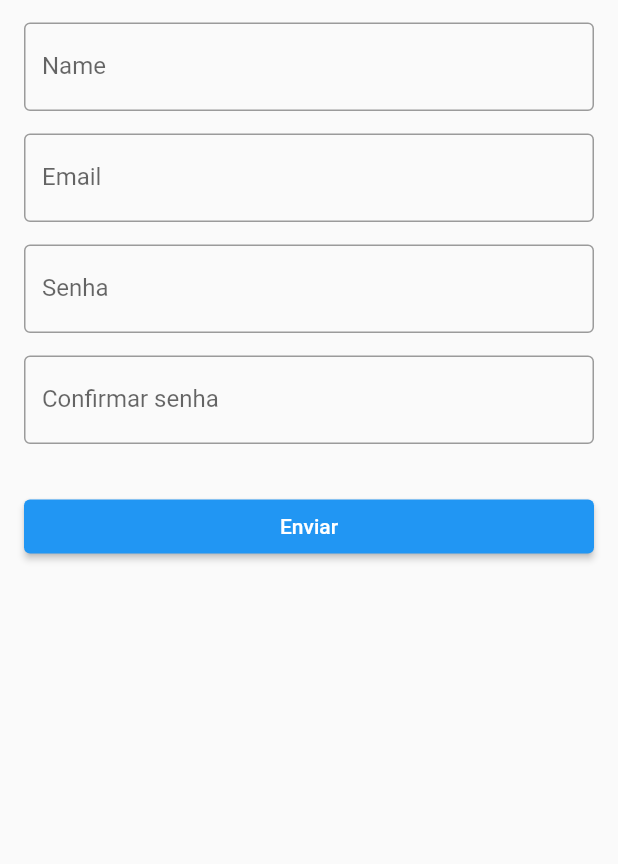
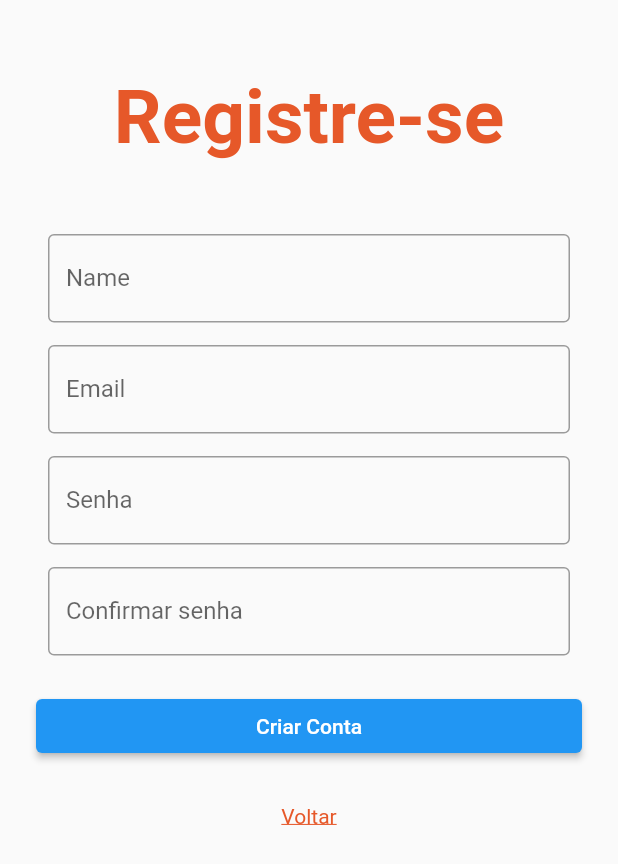
Before and after one commit to lucasbarretoluz/AppGerenciamentoFinanceiro, a Flutter app: the Singup screen opened directly, on a phone screen of 412 x 824 dp. Shown: the top 864 px of the screen. Run offline on Flutter 3.47's test engine with Material 2 defaults, Android fonts, the phone set to English and light mode, and no system bars; our stand-ins replace cloud_firestore, firebase_auth, firebase_core, table_calendar; missing offline and left inert: flutter_barcode_scanner; accounts and stored records are empty; Roboto replaces fonts that are missing (Trueno).

Commit message:
Foi finalizada a parte funcional tela login singup

```diff
--- a/flutter_application/lib/main.dart
+++ b/flutter_application/lib/main.dart
@@ -1,8 +1,6 @@
 import 'package:firebase_core/firebase_core.dart';
 import 'package:flutter_application/src/pages/loginPage.dart';
 import 'package:flutter/material.dart';
-import 'package:flutter_application/src/pages/qrcodePage.dart';
-import 'package:flutter_application/src/pages/singupPage.dart';
 import 'package:intl/date_symbol_data_local.dart';
 import 'src/themes/theme.dart';
 
@@ -30,8 +28,7 @@ class MyApp extends StatelessWidget {
             theme: AppTheme.lightTheme.copyWith(),
             debugShowCheckedModeBanner: false,
 
-            home: Singup(),
-            //oginPage(),
+            home: loginPage(),
             // routes: Routes.getRoute(),
             // initialRoute: '/',
           );
--- a/flutter_application/lib/src/config/route.dart
+++ b/flutter_application/lib/src/config/route.dart
@@ -2,6 +2,7 @@ import 'package:flutter/material.dart';
 import 'package:flutter_application/src/pages/homePage.dart';
 import 'package:flutter_application/src/pages/mainPage.dart';
 import 'package:flutter_application/src/pages/qrcodePage.dart';
+import 'package:flutter_application/src/pages/singupPage.dart';
 import 'package:flutter_application/src/widgets/calendar.dart';
 
 class Routes {
@@ -13,6 +14,7 @@ class Routes {
       '/home': (_) => MyHomePage(title: ''),
       '/calendar': (_) => TableEventsExample(),
       '/qr': (_) => QRCodePage(),
+      '/registrer': (_) => Singup(),
     };
   }
 }
--- a/flutter_application/lib/src/pages/singupPage.dart
+++ b/flutter_application/lib/src/pages/singupPage.dart
@@ -1,7 +1,7 @@
 import 'package:firebase_auth/firebase_auth.dart';
 import 'package:flutter/material.dart';
 import 'package:cloud_firestore/cloud_firestore.dart';
-import 'package:flutter_application/src/widgets/submitButton.dart';
+import 'package:flutter_application/src/themes/light_color.dart';
 
 class Singup extends StatefulWidget {
   const Singup({Key? key}) : super(key: key);
@@ -22,9 +22,31 @@ class _SingupState extends State<Singup> {
   @override
   Widget build(BuildContext context) {
     return Scaffold(
-      body: Form(
+      body: Container(
+        height: MediaQuery.of(context).size.height,
+        width: MediaQuery.of(context).size.width,
+        child: Form(
           key: _formkey,
+          child: Padding(
+            padding: const EdgeInsets.only(left: 16.0, right: 16.0),
             child: ListView(children: [
+              const SizedBox(height: 16),
+              Container(
+                  height: 125.0,
+                  width: 200.0,
+                  child: Stack(
+                    children: [
+                      Center(
+                        child: Text(
+                          'Registre-se',
+                          style: TextStyle(
+                              color: LightColor.orange,
+                              fontWeight: FontWeight.w600,
+                              fontSize: 50.0),
+                        ),
+                      ),
+                    ],
+                  )),
               const SizedBox(height: 15),
               _TextField(
                   label: 'Name',
@@ -53,29 +75,43 @@ class _SingupState extends State<Singup> {
                 Center(child: CircularProgressIndicator()),
               ],
               if (!loading) ...[
-            SubmitButton(
+                // SubmitButton(
+                //   onPressed: () {
+                //     if (_formkey.currentState != null &&
+                //         _formkey.currentState!.validate()) {
+                //       _singUp();
+                //     }
+                //   },
+                //   padding: 16,
+                // ),
+                Padding(
+                  padding: const EdgeInsets.all(8.0),
+                  child: ElevatedButton(
                     onPressed: () {
                       if (_formkey.currentState != null &&
                           _formkey.currentState!.validate()) {
                         _singUp();
                       }
                     },
-              padding: 16,
+                    child: Text('Criar Conta'),
                   ),
-            // Padding(
-            //   padding: const EdgeInsets.all(8.0),
-            //   child: ElevatedButton(
-            //     onPressed: () {
-            //       if (_formkey.currentState != null &&
-            //           _formkey.currentState!.validate()) {
-            //         _singUp();
-            //       }
-            //     },
-            //     child: Text('Criar Conta'),
-            //   ),
-            // )
+                )
               ],
+              SizedBox(height: 20.0),
+              Row(mainAxisAlignment: MainAxisAlignment.center, children: [
+                InkWell(
+                    onTap: () {
+                      Navigator.of(context).pop();
+                    },
+                    child: Text('Voltar',
+                        style: TextStyle(
+                            color: LightColor.orange,
+                            fontFamily: 'Trueno',
+                            decoration: TextDecoration.underline)))
+              ])
             ]),
+          ),
+        ),
       ),
     );
   }
--- a/flutter_application/lib/src/widgets/submitButton.dart
+++ b/flutter_application/lib/src/widgets/submitButton.dart
@@ -2,7 +2,7 @@ import 'package:flutter/material.dart';
 
 class SubmitButton extends StatelessWidget {
   const SubmitButton(
-      {required this.onPressed, this.text = 'Enviar', this.padding = 0});
+      {required this.onPressed, this.text = 'Criar conta', this.padding = 0});
 
   final VoidCallback onPressed;
   final String text;
```
Also changed, not shown: flutter_application/lib/src/pages/loginPage.dart (+22 -7 lines). Lines whose indentation alone changed are shown as unchanged.
